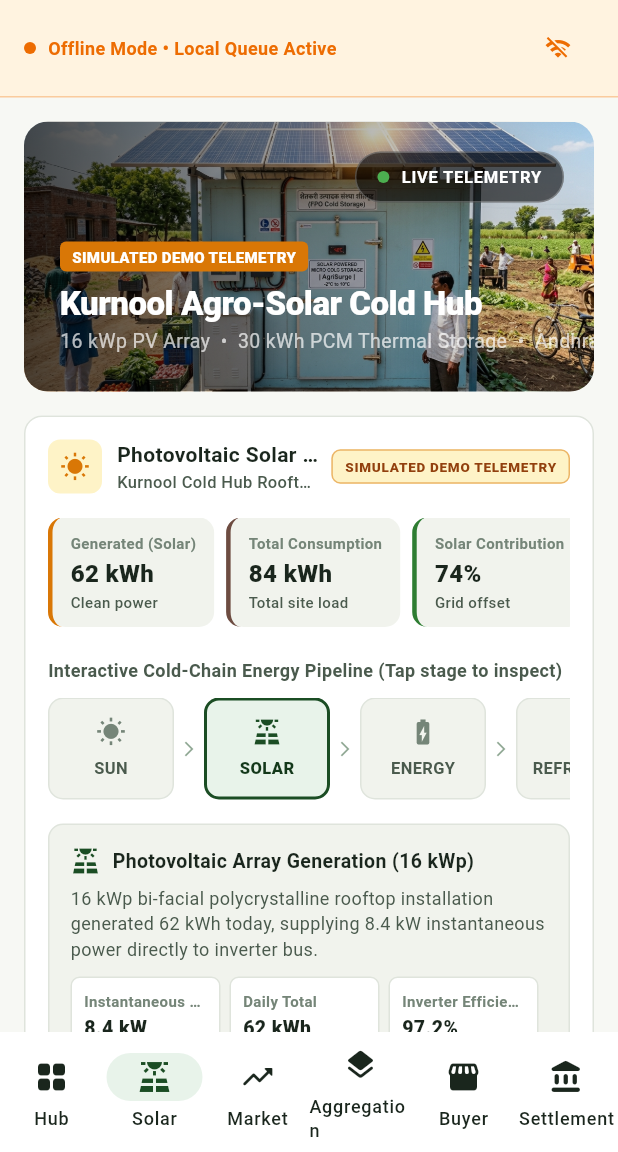
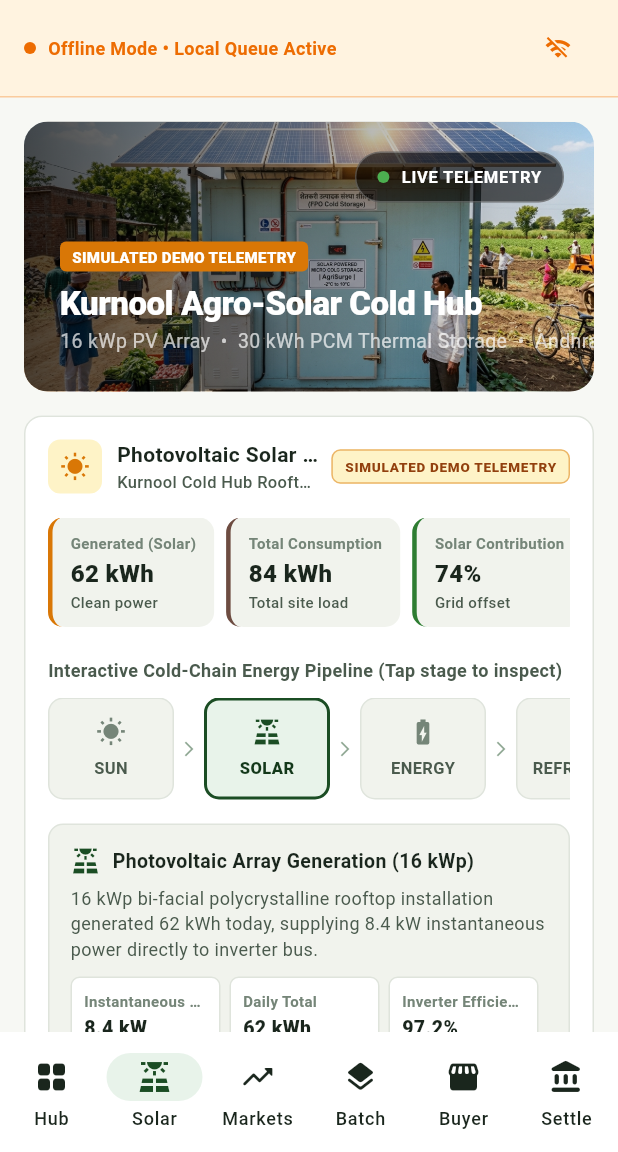
Before and after one commit to SHAIKFAYAZHUSSAIN/FasalOS, a Flutter app: the screen it shows after launch, after a tap on the "wifi" icon, after a tap on "74%", on a phone screen of 412 x 824 dp, the part 84-1236 px from its top. Run offline on Flutter 3.47's test engine with Material 3 defaults, Android fonts, the phone set to English and light mode, and no system bars.

Commit message:
fix: improve responsive dashboard cards and mobile navigation

```diff
--- a/src/fasalos/lib/screens/hub_dashboard_view.dart
+++ b/src/fasalos/lib/screens/hub_dashboard_view.dart
@@ -125,8 +125,8 @@ class _HubDashboardViewState extends State<HubDashboardView> {
           SizedBox(height: isDesktop ? 28 : 16),
 
           // ── Lots section ─────────────────────────────────────────────
-          Row(
-            children: [
+          // Title + Add button row
+          Row(children: [
             Text('Active Farm Lots',
               style: TextStyle(fontSize: isDesktop ? 18 : 15,
                 fontWeight: FontWeight.w800, color: const Color(0xFF12251A))),
@@ -138,24 +138,29 @@ class _HubDashboardViewState extends State<HubDashboardView> {
                 style: const TextStyle(fontSize: 12, fontWeight: FontWeight.w700, color: Color(0xFF2E7D32))),
             ),
             const Spacer(),
-              // Filter chips
-              ...['All', 'Tomatoes', 'Onions', 'Chillies'].map((c) => Padding(
-                padding: const EdgeInsets.only(left: 6),
-                child: _FilterChip(label: c, selected: _filter == c, onTap: () => setState(() => _filter = c)),
-              )),
-              const SizedBox(width: 12),
-              // Add button
             FilledButton.icon(
               onPressed: _openIntake,
               icon: const Icon(Icons.add, size: 18),
-                label: const Text('Add Produce', style: TextStyle(fontWeight: FontWeight.w700)),
+              label: Text(isDesktop ? 'Add Produce' : 'Add',
+                style: const TextStyle(fontWeight: FontWeight.w700)),
               style: FilledButton.styleFrom(
                 backgroundColor: const Color(0xFF2E7D32),
-                  padding: const EdgeInsets.symmetric(horizontal: 18, vertical: 12),
+                padding: EdgeInsets.symmetric(horizontal: isDesktop ? 18 : 12, vertical: 10),
                 shape: RoundedRectangleBorder(borderRadius: BorderRadius.circular(10)),
               ),
             ),
-            ],
+          ]),
+          const SizedBox(height: 10),
+          // Filter chips — horizontal scroll on mobile
+          SingleChildScrollView(
+            scrollDirection: Axis.horizontal,
+            physics: const BouncingScrollPhysics(),
+            child: Row(
+              children: ['All', 'Tomatoes', 'Onions', 'Chillies'].map((c) => Padding(
+                padding: const EdgeInsets.only(right: 8),
+                child: _FilterChip(label: c, selected: _filter == c, onTap: () => setState(() => _filter = c)),
+              )).toList(),
+            ),
           ),
           const SizedBox(height: 16),
 
@@ -167,7 +172,7 @@ class _HubDashboardViewState extends State<HubDashboardView> {
               physics: const NeverScrollableScrollPhysics(),
               gridDelegate: SliverGridDelegateWithFixedCrossAxisCount(
                 crossAxisCount: cols, crossAxisSpacing: 14, mainAxisSpacing: 14,
-                childAspectRatio: 1.1,
+                mainAxisExtent: 300,
               ),
               itemCount: filtered.length,
               itemBuilder: (_, i) => PhotoProduceCard(
@@ -211,7 +216,7 @@ class _KpiRow extends StatelessWidget {
         crossAxisCount: cols, shrinkWrap: true,
         physics: const NeverScrollableScrollPhysics(),
         crossAxisSpacing: 14, mainAxisSpacing: 14,
-        childAspectRatio: cols == 4 ? 2.0 : 1.7,
+        mainAxisExtent: 180,
         children: kpis.map((k) => _KpiCard(data: k, onNavigateTab: onNavigateTab)).toList(),
       );
     });
@@ -255,7 +260,7 @@ class _KpiCard extends StatelessWidget {
                 Icon(Icons.arrow_forward_ios, size: 12, color: data.color.withOpacity(0.5)),
             ]),
             const Spacer(),
-            Text(data.value, style: TextStyle(fontSize: 22, fontWeight: FontWeight.w900, color: const Color(0xFF12251A), letterSpacing: -0.5)),
+            Text(data.value, maxLines: 1, overflow: TextOverflow.ellipsis, style: TextStyle(fontSize: 22, fontWeight: FontWeight.w900, color: const Color(0xFF12251A), letterSpacing: -0.5)),
             const SizedBox(height: 3),
             Text(data.title, style: const TextStyle(fontSize: 12, fontWeight: FontWeight.w700, color: Color(0xFF4A5A4D))),
             Text(data.sub, style: const TextStyle(fontSize: 11, color: Color(0xFF8AA890))),
@@ -272,17 +277,18 @@ class _PipelineBanner extends StatelessWidget {
 
   @override
   Widget build(BuildContext context) {
+    // Short labels that won't word-wrap on mobile
     final stages = [
-      ('Received', state.lots.where((l) => l.stage == LotStage.received).length, const Color(0xFF6B8F72)),
+      ('In', state.lots.where((l) => l.stage == LotStage.received).length, const Color(0xFF6B8F72)),
       ('Graded', state.lots.where((l) => l.stage == LotStage.graded).length, const Color(0xFFD97706)),
-      ('Cold Store', state.lots.where((l) => l.stage == LotStage.stored).length, const Color(0xFF0284C7)),
+      ('Stored', state.lots.where((l) => l.stage == LotStage.stored).length, const Color(0xFF0284C7)),
       ('Matched', state.lots.where((l) => l.stage == LotStage.matched).length, const Color(0xFF7B3F00)),
-      ('Dispatched', state.lots.where((l) => l.stage == LotStage.dispatched).length, const Color(0xFF2E7D32)),
-      ('Delivered', state.lots.where((l) => l.stage == LotStage.delivered).length, const Color(0xFF1B4D24)),
+      ('Transit', state.lots.where((l) => l.stage == LotStage.dispatched).length, const Color(0xFF2E7D32)),
+      ('Done', state.lots.where((l) => l.stage == LotStage.delivered).length, const Color(0xFF1B4D24)),
     ];
 
     return Container(
-      padding: const EdgeInsets.symmetric(horizontal: 24, vertical: 16),
+      padding: const EdgeInsets.symmetric(horizontal: 16, vertical: 14),
       decoration: BoxDecoration(
         color: Colors.white,
         borderRadius: BorderRadius.circular(14),
@@ -293,8 +299,8 @@ class _PipelineBanner extends StatelessWidget {
         crossAxisAlignment: CrossAxisAlignment.start,
         children: [
           const Text('Supply Chain Pipeline',
-            style: TextStyle(fontSize: 13, fontWeight: FontWeight.w700, color: Color(0xFF4A5A4D))),
-          const SizedBox(height: 12),
+            style: TextStyle(fontSize: 12, fontWeight: FontWeight.w700, color: Color(0xFF4A5A4D))),
+          const SizedBox(height: 10),
           Row(
             children: stages.asMap().entries.map((e) {
               final i = e.key;
@@ -303,13 +309,19 @@ class _PipelineBanner extends StatelessWidget {
                 child: Row(children: [
                   Expanded(
                     child: Column(children: [
-                      Text('${s.$2}', style: TextStyle(fontSize: 20, fontWeight: FontWeight.w900, color: s.$3)),
-                      const SizedBox(height: 4),
-                      Text(s.$1, style: const TextStyle(fontSize: 11, fontWeight: FontWeight.w600, color: Color(0xFF6B8F72))),
+                      Text('${s.$2}',
+                        style: TextStyle(fontSize: 18, fontWeight: FontWeight.w900, color: s.$3)),
+                      const SizedBox(height: 2),
+                      Text(s.$1,
+                        style: const TextStyle(fontSize: 10, fontWeight: FontWeight.w600, color: Color(0xFF6B8F72)),
+                        maxLines: 1,
+                        overflow: TextOverflow.clip,
+                        textAlign: TextAlign.center,
+                      ),
                     ]),
                   ),
                   if (i < stages.length - 1)
-                    const Icon(Icons.arrow_forward_ios, size: 10, color: Color(0xFFBDC7B9)),
+                    const Icon(Icons.chevron_right, size: 12, color: Color(0xFFBDC7B9)),
                 ]),
               );
             }).toList(),
--- a/src/fasalos/lib/screens/main_shell.dart
+++ b/src/fasalos/lib/screens/main_shell.dart
@@ -507,11 +507,39 @@ class _MobileShell extends StatelessWidget {
         onDestinationSelected: onNavigateTab,
         backgroundColor: Colors.white,
         indicatorColor: FasalColors.primaryGreenSubtle,
-        destinations: navItems.asMap().entries.map((e) => NavigationDestination(
-          icon: Icon(e.value.outlinedIcon),
-          selectedIcon: Icon(e.value.selectedIcon, color: FasalColors.primaryGreen),
-          label: e.value.label.split(' ').first,
-        )).toList(),
+        labelBehavior: NavigationDestinationLabelBehavior.alwaysShow,
+        destinations: const [
+          NavigationDestination(
+            icon: Icon(Icons.grid_view_rounded),
+            selectedIcon: Icon(Icons.grid_view, color: FasalColors.primaryGreen),
+            label: 'Hub',
+          ),
+          NavigationDestination(
+            icon: Icon(Icons.solar_power_rounded),
+            selectedIcon: Icon(Icons.solar_power, color: FasalColors.primaryGreen),
+            label: 'Solar',
+          ),
+          NavigationDestination(
+            icon: Icon(Icons.trending_up_rounded),
+            selectedIcon: Icon(Icons.trending_up, color: FasalColors.primaryGreen),
+            label: 'Markets',
+          ),
+          NavigationDestination(
+            icon: Icon(Icons.layers_rounded),
+            selectedIcon: Icon(Icons.layers, color: FasalColors.primaryGreen),
+            label: 'Batch',
+          ),
+          NavigationDestination(
+            icon: Icon(Icons.storefront_rounded),
+            selectedIcon: Icon(Icons.storefront, color: FasalColors.primaryGreen),
+            label: 'Buyer',
+          ),
+          NavigationDestination(
+            icon: Icon(Icons.account_balance_rounded),
+            selectedIcon: Icon(Icons.account_balance, color: FasalColors.primaryGreen),
+            label: 'Settle',
+          ),
+        ],
       ),
     );
   }
--- a/src/fasalos/lib/widgets/photo_produce_card.dart
+++ b/src/fasalos/lib/widgets/photo_produce_card.dart
@@ -239,8 +239,9 @@ class PhotoProduceCard extends StatelessWidget {
                   ),
                   const SizedBox(height: 8),
                   // Stage pill & Freshness
-                  Row(
-                    mainAxisAlignment: MainAxisAlignment.spaceBetween,
+                  Wrap(
+                    spacing: 8,
+                    runSpacing: 6,
                     children: [
                       Container(
                         padding: const EdgeInsets.symmetric(horizontal: 8, vertical: 3),
```
Lines whose indentation alone changed are shown as unchanged.
